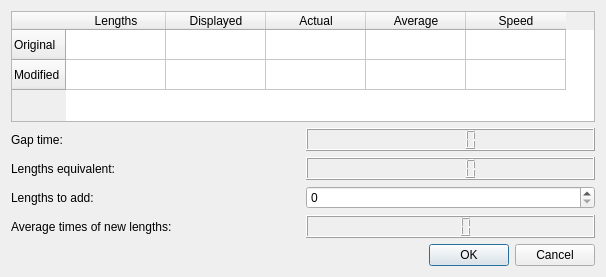
This is ui/editgap.ui in ihewitt/poolviewer as Qt 5 draws it before an edit. The edited form follows.
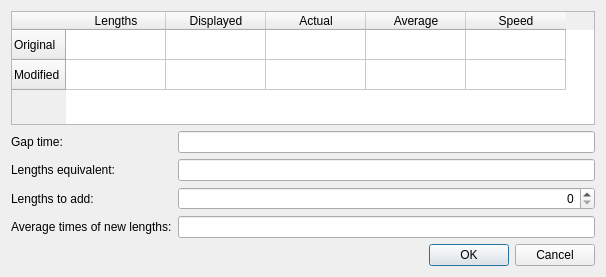
This is the edited form.

Commit message:
Convert LCD Widgets to LineEdit as the former are unreadable.
Nicer display of times.

Andrea

```diff
--- a/ui/editgap.ui
+++ b/ui/editgap.ui
@@ -56,7 +56,11 @@
    <item row="2" column="0">
     <layout class="QGridLayout" name="gridLayout_2">
      <item row="2" column="1">
-      <widget class="QSpinBox" name="lengthsSpin"/>
+      <widget class="QSpinBox" name="lengthsSpin">
+       <property name="alignment">
+        <set>Qt::AlignRight|Qt::AlignTrailing|Qt::AlignVCenter</set>
+       </property>
+      </widget>
      </item>
      <item row="0" column="0">
       <widget class="QLabel" name="label">
@@ -72,9 +76,6 @@
        </property>
       </widget>
      </item>
-     <item row="0" column="1">
-      <widget class="QLCDNumber" name="gapTimeLCD"/>
-     </item>
      <item row="1" column="0">
       <widget class="QLabel" name="label_3">
        <property name="text">
@@ -82,9 +83,6 @@
        </property>
       </widget>
      </item>
-     <item row="1" column="1">
-      <widget class="QLCDNumber" name="equivalentLCD"/>
-     </item>
      <item row="3" column="0">
       <widget class="QLabel" name="label_4">
        <property name="text">
@@ -92,10 +90,33 @@
        </property>
       </widget>
      </item>
+     <item row="0" column="1">
+      <widget class="QLineEdit" name="gapTimeEdit">
+       <property name="alignment">
+        <set>Qt::AlignRight|Qt::AlignTrailing|Qt::AlignVCenter</set>
+       </property>
+       <property name="readOnly">
+        <bool>true</bool>
+       </property>
+      </widget>
+     </item>
+     <item row="1" column="1">
+      <widget class="QLineEdit" name="lengthsEquivalentEdit">
+       <property name="alignment">
+        <set>Qt::AlignRight|Qt::AlignTrailing|Qt::AlignVCenter</set>
+       </property>
+       <property name="readOnly">
+        <bool>true</bool>
+       </property>
+      </widget>
+     </item>
      <item row="3" column="1">
-      <widget class="QLCDNumber" name="averageLCD">
-       <property name="digitCount">
-        <number>4</number>
+      <widget class="QLineEdit" name="averageTimeEdit">
+       <property name="alignment">
+        <set>Qt::AlignRight|Qt::AlignTrailing|Qt::AlignVCenter</set>
+       </property>
+       <property name="readOnly">
+        <bool>true</bool>
        </property>
       </widget>
      </item>
```
The commit also changes 1 other file.
